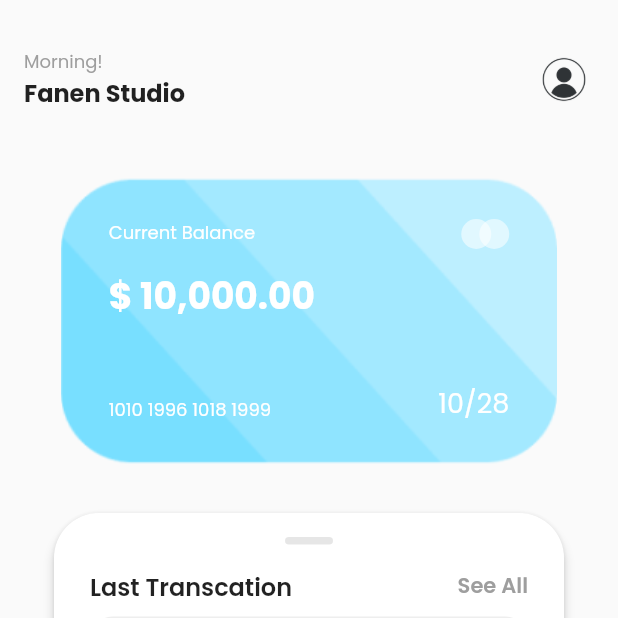
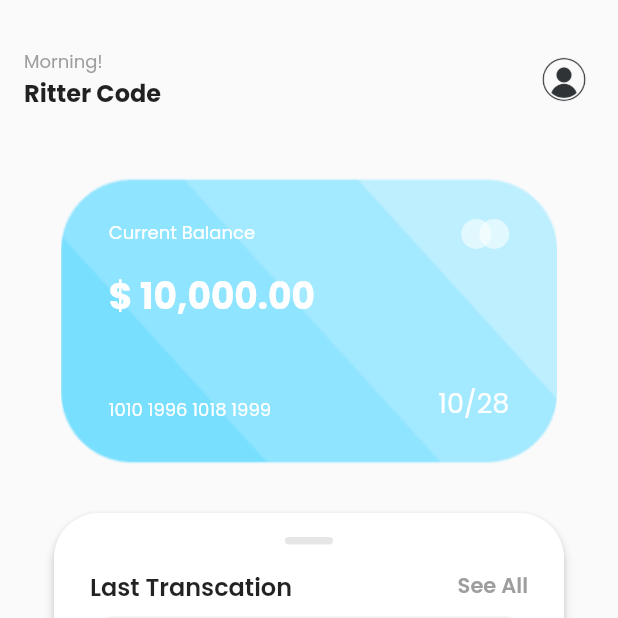
Before and after one commit to alamsyahh15/b_wallet, a Flutter app: the screen it shows after launch, on a phone screen of 412 x 824 dp, the top half of it. Run offline on Flutter 3.47's test engine with Material 2 defaults, Android fonts, the phone set to English and light mode, and no system bars; our stand-ins replace google_fonts.

Commit message:
Upgrade package

```diff
--- a/lib/home_screen.dart
+++ b/lib/home_screen.dart
@@ -304,7 +304,7 @@ class CustomHeader extends StatelessWidget {
                 ),
               ),
               Text(
-                "Fanen Studio",
+                "Ritter Code",
                 style: TextStyle(
                   fontWeight: FontWeight.bold,
                   fontSize: 16,
```
Also changed, not shown: lib/transfer_screen.dart (+10 -3 lines), pubspec.yaml (+3 -4 lines), pubspec.lock, 6 other files.
